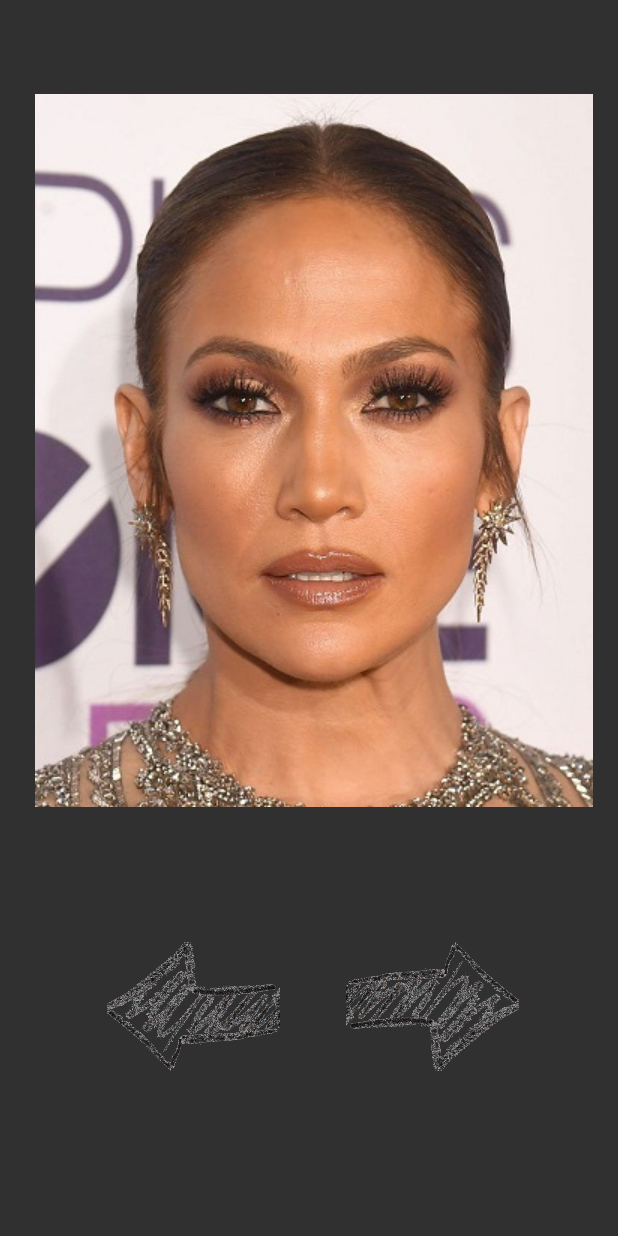
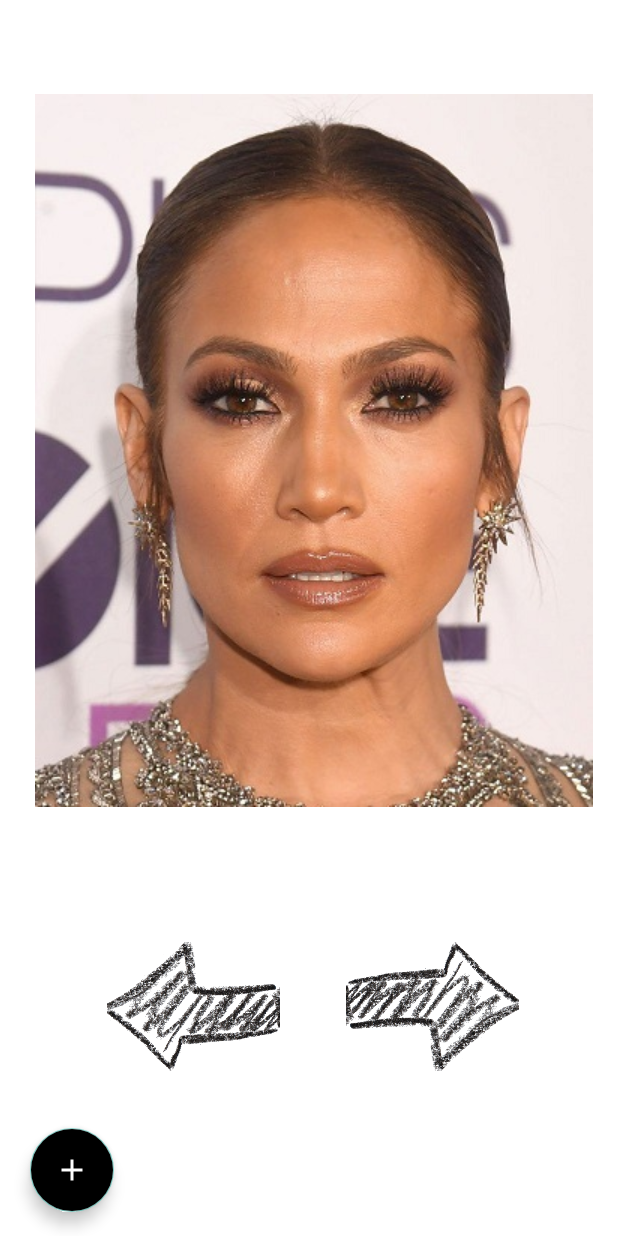
Before and after one commit to aadityaguptaa/TheGoldenRatio, an Android app: the layout activity_face_recognition.xml on its own in the app's theme, with its tools: preview values and no code run, on a phone screen of 412 x 824 dp. Run offline under Robolectric (Android 15) with nearby library versions, the phone set to English and light mode, and no system bars.

Commit message:
faceRec backend done

```diff
--- /dev/null
+++ b/app/src/main/res/drawable/ic_baseline_add_24.xml
@@ -0,0 +1,5 @@
+<vector android:height="24dp" android:tint="#FFFFFF"
+    android:viewportHeight="24" android:viewportWidth="24"
+    android:width="24dp" xmlns:android="http://schemas.android.com/apk/res/android">
+    <path android:fillColor="@android:color/white" android:pathData="M19,13h-6v6h-2v-6H5v-2h6V5h2v6h6v2z"/>
+</vector>
--- a/app/src/main/res/layout/activity_face_recognition.xml
+++ b/app/src/main/res/layout/activity_face_recognition.xml
@@ -4,6 +4,8 @@
     xmlns:tools="http://schemas.android.com/tools"
     android:layout_width="match_parent"
     android:layout_height="match_parent"
+    android:background="#FFFFFF"
+    android:backgroundTint="#FFFFFF"
     tools:context=".faceRecognition">
 
     <ImageView
@@ -42,4 +44,21 @@
         app:layout_constraintTop_toBottomOf="@+id/imageView"
         app:layout_constraintVertical_bias="0.444"
         app:srcCompat="@drawable/arrow" />
+
+    <com.google.android.material.floatingactionbutton.FloatingActionButton
+        android:id="@+id/faceRecCameraFloatButton"
+        android:layout_width="wrap_content"
+        android:layout_height="wrap_content"
+        android:layout_marginStart="20dp"
+        android:layout_marginBottom="16dp"
+        android:backgroundTint="#000000"
+        android:clickable="true"
+        app:layout_constraintBottom_toBottomOf="parent"
+        app:layout_constraintEnd_toEndOf="@+id/backWardArrow"
+        app:layout_constraintHorizontal_bias="0.0"
+        app:layout_constraintStart_toStartOf="parent"
+        app:layout_constraintTop_toBottomOf="@+id/imageView"
+        app:layout_constraintVertical_bias="1.0"
+        app:rippleColor="#FFFFFF"
+        app:srcCompat="@drawable/ic_baseline_add_24" />
 </androidx.constraintlayout.widget.ConstraintLayout>
--- /dev/null
+++ b/app/src/main/res/xml/file_paths.xml
@@ -0,0 +1,6 @@
+<?xml version="1.0" encoding="utf-8"?>
+<paths>
+    <external-path
+        name="my_image"
+        path="Android/data/com.example.thegoldenratio/files/Pictures"></external-path>
+</paths>
```
Also changed, not shown: app/src/main/AndroidManifest.xml (+17 -0 lines), app/src/main/java/com/example/thegoldenratio/faceRecognition.java (+165 -141 lines).
